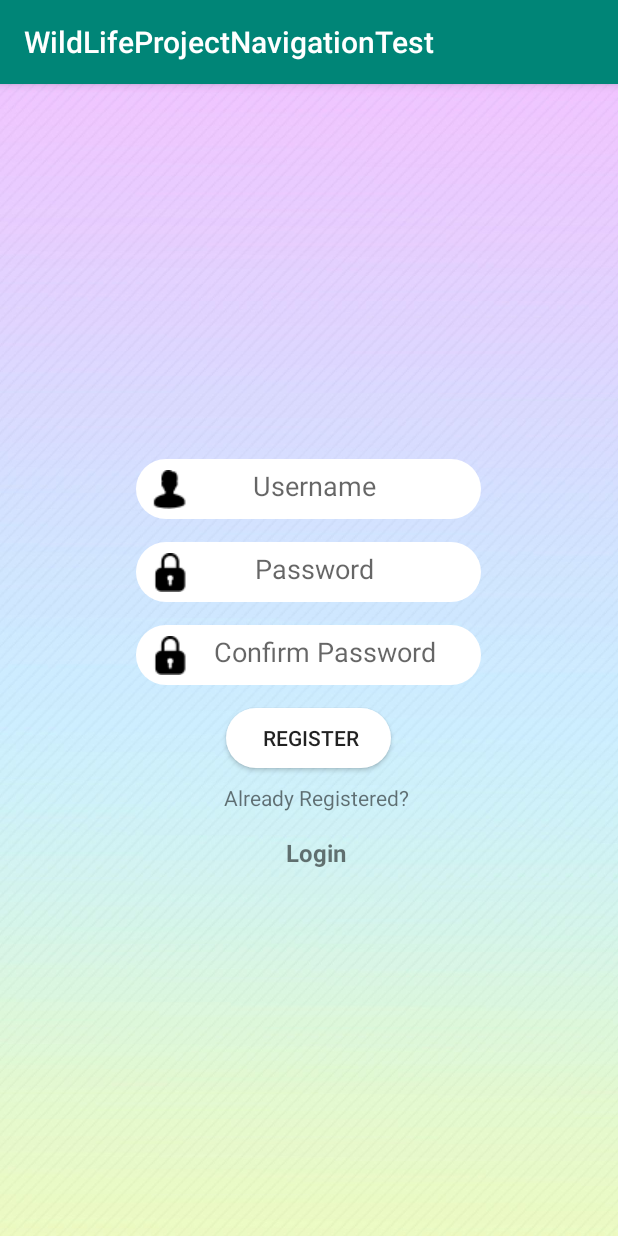
After one commit to SQUIZXZ/Wildlife-Pokedex, an Android app: the RegisterActivity screen opened directly, with no data from a screen before it, on a phone screen of 412 x 824 dp. The commit adds this screen. Run offline under Robolectric (Android 15) with nearby library versions, the phone set to English and light mode, and no system bars.

```diff
--- a/WildlifeApplication/app/src/main/AndroidManifest.xml
+++ b/WildlifeApplication/app/src/main/AndroidManifest.xml
@@ -18,6 +18,12 @@
                 <category android:name="android.intent.category.LAUNCHER" />
             </intent-filter>
         </activity>
+        <activity android:name=".RegisterActivity">
+            <intent-filter>
+                <action android:name = "android.intent.action.MAIN"/>
+                <category android:name="android.intent.category.LAUNCHER" />
+            </intent-filter>
+        </activity>
     </application>
 
 </manifest>
--- /dev/null
+++ b/WildlifeApplication/app/src/main/java/com/example/wildlifeapplication/RegisterActivity.java
@@ -0,0 +1,36 @@
+package com.example.wildlifeapplication;
+
+import android.content.Intent;
+import android.support.v7.app.AppCompatActivity;
+import android.os.Bundle;
+import android.view.View;
+import android.widget.Button;
+import android.widget.EditText;
+import android.widget.TextView;
+
+public class RegisterActivity extends AppCompatActivity {
+    EditText mTextUsername;
+    EditText mTextPassword;
+    EditText mTextConfirmPassword;
+    Button mButtonRegister;
+    TextView mTextViewLogin;
+
+    @Override
+    protected void onCreate(Bundle savedInstanceState) {
+        super.onCreate(savedInstanceState);
+        setContentView(R.layout.activity_register);
+
+        mTextUsername = (EditText) findViewById(R.id.editText_username);
+        mTextPassword = (EditText) findViewById(R.id.editText_password);
+        mTextConfirmPassword = (EditText) findViewById(R.id.editText_confirm_password);
+        mButtonRegister = (Button) findViewById(R.id.button_login);
+        mTextViewLogin = (TextView) findViewById(R.id.textView_register);
+        mTextViewLogin.setOnClickListener(new View.OnClickListener() {
+            @Override
+            public void onClick(View v) {
+                Intent LoginIntent = new Intent(RegisterActivity.this, LoginActivity.class);
+                startActivity(LoginIntent);
+            }
+        });
+    }
+}
--- /dev/null
+++ b/WildlifeApplication/app/src/main/res/drawable/radius.xml
@@ -0,0 +1,11 @@
+<?xml version="1.0" encoding="utf-8"?>
+<!--  res/drawable/radius.xml -->
+<shape xmlns:android="http://schemas.android.com/apk/res/android"
+    android:shape="rectangle" android:padding="10dp">
+    <solid android:color="#FFFFFF"/>
+    <corners
+        android:bottomRightRadius="30dp"
+        android:bottomLeftRadius="30dp"
+        android:topLeftRadius="30dp"
+        android:topRightRadius="30dp"/>
+</shape>
--- /dev/null
+++ b/WildlifeApplication/app/src/main/res/layout/activity_register.xml
@@ -0,0 +1,82 @@
+<?xml version="1.0" encoding="utf-8"?>
+<LinearLayout xmlns:android="http://schemas.android.com/apk/res/android"
+    xmlns:app="http://schemas.android.com/apk/res-auto"
+    xmlns:tools="http://schemas.android.com/tools"
+    android:layout_width="match_parent"
+    android:layout_height="match_parent"
+    tools:context=".RegisterActivity"
+    android:orientation="vertical"
+    android:gravity="center_horizontal"
+    android:background="@drawable/reg_background">
+
+    <EditText
+        android:id="@+id/editText_username"
+        android:ellipsize="start"
+        android:gravity="center_horizontal"
+        android:layout_width="230dp"
+        android:layout_height="40dp"
+        android:hint="@string/username"
+        android:drawableLeft="@drawable/username"
+        android:padding="10dip"
+        android:background="@drawable/radius"
+        android:drawablePadding="-18dp"
+        android:layout_marginTop="250dp" />
+
+    <EditText
+        android:id="@+id/editText_password"
+        android:ellipsize="start"
+        android:gravity="center_horizontal"
+        android:layout_width="230dp"
+        android:layout_height="40dp"
+        android:layout_marginTop="15dp"
+        android:drawableLeft="@drawable/password"
+        android:padding="10dip"
+        android:background="@drawable/radius"
+        android:drawablePadding="-18dp"
+        android:hint="@string/password"/>
+
+    <EditText
+        android:id="@+id/editText_confirm_password"
+        android:ellipsize="start"
+        android:gravity="center_horizontal"
+        android:layout_width="230dp"
+        android:layout_height="40dp"
+        android:layout_marginTop="15dp"
+        android:drawableLeft="@drawable/password"
+        android:padding="10dip"
+        android:background="@drawable/radius"
+        android:drawablePadding="-5dp"
+        android:hint="@string/confirm_password"/>
+
+    <Button
+        android:id="@+id/button_register"
+        android:layout_width="110dp"
+        android:layout_height="40dp"
+        android:layout_marginTop="15dp"
+        android:text="Register"
+        android:paddingLeft="4dp"
+        android:background="@drawable/radius"/>
+
+    <LinearLayout
+        android:layout_width="wrap_content"
+        android:layout_height="wrap_content"
+        android:orientation="horizontal"
+        android:layout_marginTop="10dp"/>
+
+    <TextView
+        android:layout_width="wrap_content"
+        android:layout_height="35dp"
+        android:text="@string/already_registered"
+        android:paddingLeft="10dp"/>
+
+    <TextView
+        android:id="@+id/textView_register"
+        android:layout_width="wrap_content"
+        android:layout_height="35dp"
+        android:text="@string/existing_account_login"
+        android:textSize="16sp"
+        android:paddingLeft="10dp"
+        android:textStyle="bold"/>
+
+
+</LinearLayout>
--- a/WildlifeApplication/app/src/main/res/values/strings.xml
+++ b/WildlifeApplication/app/src/main/res/values/strings.xml
@@ -5,4 +5,12 @@
     <string name="title_search">Search</string>
     <string name="extras">Extras</string>
     <string name="hello_blank_fragment">Hello blank fragment</string>
+    <string name="username">Username</string>
+    <string name="password">Password</string>
+    <string name="login">LOGIN</string>
+    <string name="not_registered">Not Registered?</string>
+    <string name="register">REGISTER</string>
+    <string name="confirm_password">Confirm Password</string>
+    <string name="already_registered">Already Registered?</string>
+    <string name="existing_account_login">Login</string>
 </resources>
```
Also changed, not shown: WildlifeApplication/app/src/main/java/com/example/wildlifeapplication/LoginActivity.java (added, +34 -0 lines), WildlifeApplication/app/src/main/res/layout/activity_login.xml (added, +68 -0 lines), WildlifeApplication/app/src/main/res/drawable/background.jpg (added), WildlifeApplication/app/src/main/res/drawable/password.png (added), WildlifeApplication/app/src/main/res/drawable/reg_background.jpg (added), WildlifeApplication/app/src/main/res/drawable/username.png (added).
